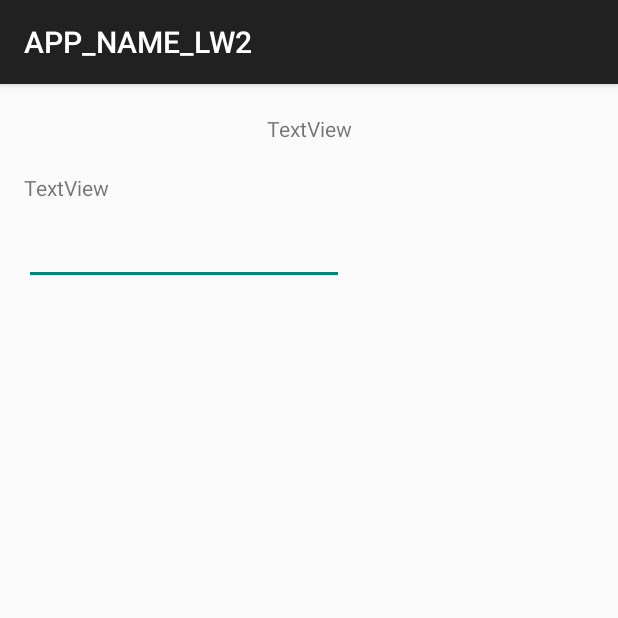
After one commit to tehrelt/android-labs, an Android app: the fragment SportFragment shown on its own in the app's theme, on a phone screen of 412 x 824 dp, the top half of it. The commit adds this screen. Run offline under Robolectric (Android 15) with nearby library versions, the phone set to English and light mode, and no system bars.

Commit message:
create a fragments

```diff
--- a/app/build.gradle.kts
+++ b/app/build.gradle.kts
@@ -52,6 +52,7 @@ android {
 
 dependencies {
 
+    implementation("androidx.fragment:fragment:1.3.6")
     implementation("androidx.core:core-ktx:1.9.0")
     implementation("androidx.lifecycle:lifecycle-runtime-ktx:2.6.2")
     implementation("androidx.activity:activity-compose:1.7.2")
--- /dev/null
+++ b/app/src/main/java/ru/evteev/sportapp/fragments/SportFragment.kt
@@ -0,0 +1,30 @@
+package ru.evteev.sportapp.fragments
+
+import android.os.Bundle
+import androidx.fragment.app.Fragment
+import android.view.LayoutInflater
+import android.view.View
+import android.view.ViewGroup
+import android.widget.EditText
+import ru.evteev.la2.R
+
+class SportFragment : Fragment() {
+
+    private lateinit var nameTextBox: EditText
+
+    override fun onCreateView(
+        inflater: LayoutInflater,
+        container: ViewGroup?,
+        savedInstanceState: Bundle?
+    ): View? {
+        val view = inflater.inflate(R.layout.fragment_sport, container, false);
+        nameTextBox = view.findViewById(R.id.sportNameText);
+        return view;
+    }
+
+    companion object {
+        fun newInstance(): SportFragment {
+            return SportFragment();
+        }
+    }
+}
--- /dev/null
+++ b/app/src/main/res/layout/fragment_sport.xml
@@ -0,0 +1,41 @@
+<androidx.constraintlayout.widget.ConstraintLayout xmlns:android="http://schemas.android.com/apk/res/android"
+    xmlns:app="http://schemas.android.com/apk/res-auto"
+    xmlns:tools="http://schemas.android.com/tools"
+    android:id="@+id/frameLayout"
+    android:layout_width="match_parent"
+    android:layout_height="match_parent"
+    tools:context="ru.evteev.sportapp.fragments.SportFragment" >
+
+    <TextView
+        android:id="@+id/textView3"
+        android:layout_width="wrap_content"
+        android:layout_height="wrap_content"
+        android:layout_marginTop="20dp"
+        android:text="TextView"
+        app:layout_constraintEnd_toEndOf="parent"
+        app:layout_constraintStart_toStartOf="parent"
+        app:layout_constraintTop_toTopOf="parent" />
+
+    <TextView
+        android:id="@+id/textView4"
+        android:layout_width="wrap_content"
+        android:layout_height="wrap_content"
+        android:layout_marginStart="16dp"
+        android:layout_marginTop="20dp"
+        android:text="TextView"
+        app:layout_constraintStart_toStartOf="parent"
+        app:layout_constraintTop_toBottomOf="@+id/textView3" />
+
+    <EditText
+        android:id="@+id/sportNameText"
+        android:layout_width="wrap_content"
+        android:layout_height="wrap_content"
+        android:layout_marginStart="16dp"
+        android:layout_marginTop="10dp"
+        android:clickable="false"
+        android:ems="10"
+        android:inputType="text"
+        android:singleLine="true"
+        app:layout_constraintStart_toStartOf="parent"
+        app:layout_constraintTop_toBottomOf="@+id/textView4" />
+</androidx.constraintlayout.widget.ConstraintLayout>
--- a/app/src/main/res/values/strings.xml
+++ b/app/src/main/res/values/strings.xml
@@ -11,4 +11,6 @@
     <string name="invalid_update_uri">invalid_update_uri</string>
     <string name="sport_deleted">sport_delete</string>
     <!-- TODO: Remove or change this placeholder text -->
+    <string name="hello_blank_fragment">Hello blank fragment</string>
+    <!-- TODO: Remove or change this placeholder text -->
 </resources>
```
Also changed, not shown: app/src/main/java/ru/evteev/sportapp/MainActivity.kt (+94 -81 lines), app/src/main/java/ru/evteev/sportapp/fragments/SportListFragment.kt (+20 -14 lines).
